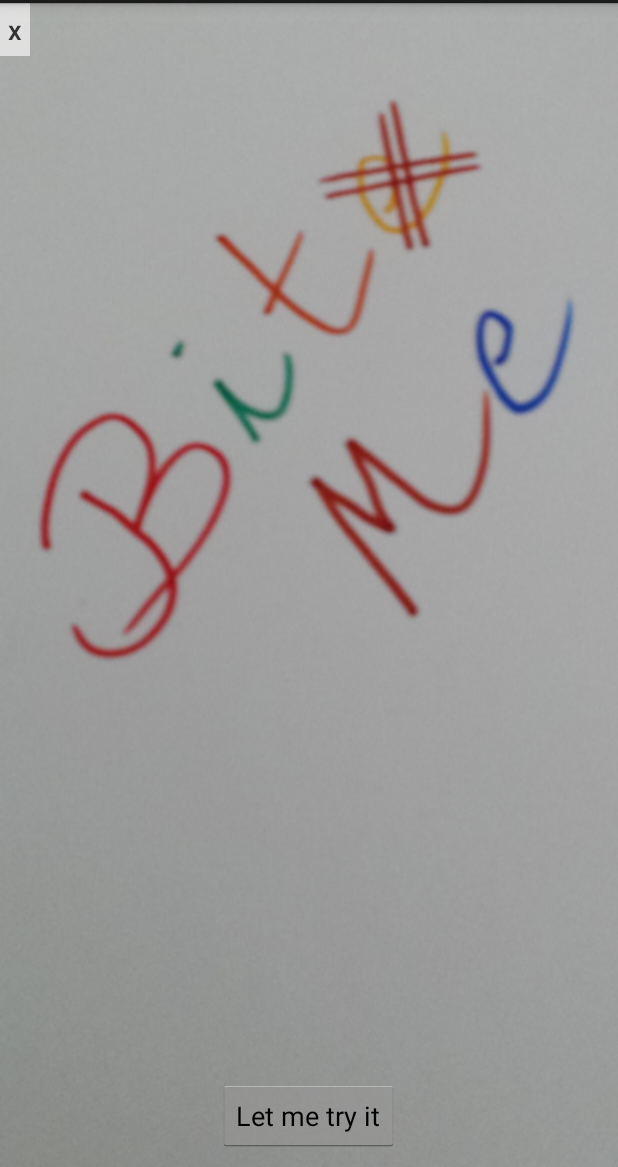
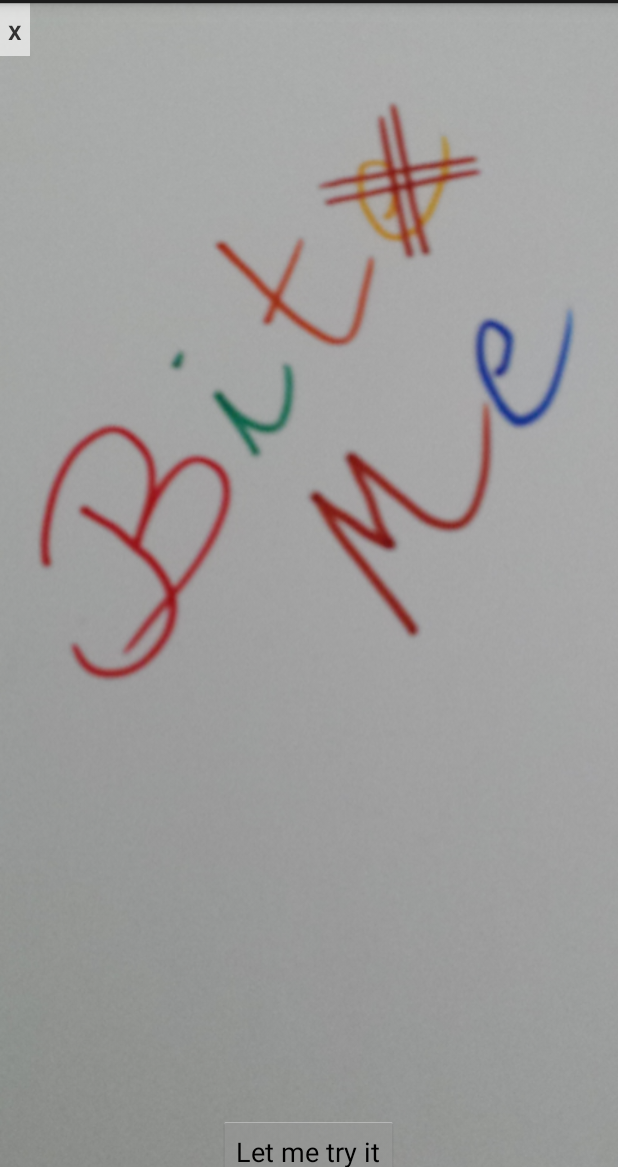
Before and after one commit to JMS-1/BitMe, an Android app: the screen it shows after launch (AppStarter), on a phone screen of 412 x 824 dp, the part 69-1236 px from its top. Run offline under Robolectric (Android 15) with nearby library versions, the phone set to English and light mode, and no system bars.

Commit message:
Added scroll view to main application

```diff
--- a/app/src/main/java/net/psimarron/bitme/AppStarter.java
+++ b/app/src/main/java/net/psimarron/bitme/AppStarter.java
@@ -17,7 +17,10 @@ public class AppStarter extends Activity {
     protected void onCreate(Bundle savedInstanceState) {
         super.onCreate(savedInstanceState);
 
-        setContentView(R.layout.activity_app_starter);
+        // Wir müssen sicherstellen, dass der Anwender auch bis zur Schaltfläche navigieren kann
+        View view = getLayoutInflater().inflate(R.layout.activity_app_starter, null);
+
+        setContentView(view);
 
         // Die eigentliche Beschreibung wird aus einer separaten Ressource ausgelesen
         try {
@@ -30,7 +33,7 @@ public class AppStarter extends Activity {
                     for (int n; (n = reader.read(buffer, 0, buffer.length)) > 0; )
                         string.write(buffer, 0, n);
 
-                    TextView intro = (TextView) findViewById(R.id.intro);
+                    TextView intro = (TextView) view.findViewById(R.id.intro);
                     intro.setText(string.toString("UTF-8"));
                 } finally {
                     string.close();
--- a/app/src/main/res/layout/activity_app_starter.xml
+++ b/app/src/main/res/layout/activity_app_starter.xml
@@ -1,4 +1,9 @@
+<ScrollView xmlns:android="http://schemas.android.com/apk/res/android"
+    android:layout_width="match_parent"
+    android:layout_height="match_parent">
+
     <LinearLayout xmlns:android="http://schemas.android.com/apk/res/android"
+        android:id="@+id/starter_activity"
         android:layout_width="match_parent"
         android:layout_height="match_parent"
         android:background="@drawable/background"
@@ -26,3 +31,5 @@
             android:text="@string/start" />
 
     </LinearLayout>
+
+</ScrollView>
--- a/app/src/main/res/layout/activity_the_riddle.xml
+++ b/app/src/main/res/layout/activity_the_riddle.xml
@@ -19,8 +19,7 @@
             android:layout_alignParentTop="true"
             android:layout_margin="5dp"
             android:background="@drawable/par_state"
-            android:gravity="center"
-            android:padding="10dp" />
+            android:gravity="center_horizontal|center_vertical" />
     </RelativeLayout>
 
 </RelativeLayout>
```
Lines whose indentation alone changed are shown as unchanged.
